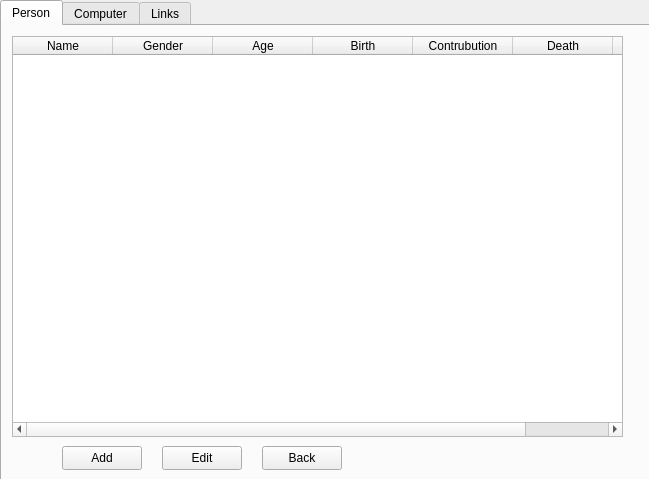
The window that Widget/displaylist.ui (Ladanvini/VLN1-Hopur-5) describes before a commit, drawn with Qt 5.
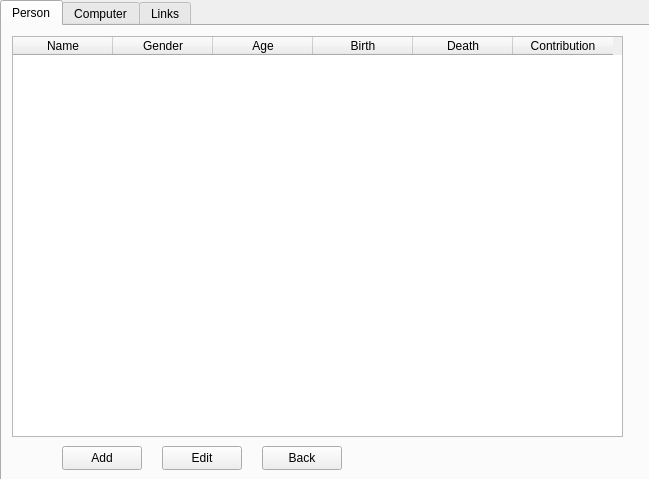
The same window after the commit.

Commit message: Gui beautyfication, making things pretty

What changed in the file:
```diff
--- a/Widget/displaylist.ui
+++ b/Widget/displaylist.ui
@@ -22,6 +22,9 @@
      <height>481</height>
     </rect>
    </property>
+   <property name="layoutDirection">
+    <enum>Qt::LeftToRight</enum>
+   </property>
    <property name="currentIndex">
     <number>0</number>
    </property>
@@ -29,51 +32,6 @@
     <attribute name="title">
      <string>Person</string>
     </attribute>
-    <widget class="QTableWidget" name="ListPeople">
-     <property name="geometry">
-      <rect>
-       <x>10</x>
-       <y>10</y>
-       <width>611</width>
-       <height>401</height>
-      </rect>
-     </property>
-     <column>
-      <property name="text">
-       <string>Name</string>
-      </property>
-     </column>
-     <column>
-      <property name="text">
-       <string>Gender</string>
-      </property>
-     </column>
-     <column>
-      <property name="text">
-       <string>Age</string>
-      </property>
-     </column>
-     <column>
-      <property name="text">
-       <string>Birth</string>
-      </property>
-     </column>
-     <column>
-      <property name="text">
-       <string>Contrubution</string>
-      </property>
-     </column>
-     <column>
-      <property name="text">
-       <string>Death</string>
-      </property>
-     </column>
-     <column>
-      <property name="text">
-       <string>Turing</string>
-      </property>
-     </column>
-    </widget>
     <widget class="QPushButton" name="pBPAdd">
      <property name="geometry">
       <rect>
@@ -113,6 +71,55 @@
       <string>Edit</string>
      </property>
     </widget>
+    <widget class="QTableWidget" name="tableWidget">
+     <property name="geometry">
+      <rect>
+       <x>10</x>
+       <y>10</y>
+       <width>611</width>
+       <height>401</height>
+      </rect>
+     </property>
+     <property name="editTriggers">
+      <set>QAbstractItemView::NoEditTriggers</set>
+     </property>
+     <property name="selectionBehavior">
+      <enum>QAbstractItemView::SelectColumns</enum>
+     </property>
+     <property name="sortingEnabled">
+      <bool>true</bool>
+     </property>
+     <column>
+      <property name="text">
+       <string>Name</string>
+      </property>
+     </column>
+     <column>
+      <property name="text">
+       <string>Gender</string>
+      </property>
+     </column>
+     <column>
+      <property name="text">
+       <string>Age</string>
+      </property>
+     </column>
+     <column>
+      <property name="text">
+       <string>Birth</string>
+      </property>
+     </column>
+     <column>
+      <property name="text">
+       <string>Death</string>
+      </property>
+     </column>
+     <column>
+      <property name="text">
+       <string>Contribution</string>
+      </property>
+     </column>
+    </widget>
    </widget>
    <widget class="QWidget" name="tComputer">
     <attribute name="title">
```
The commit also changes 1 other file.
